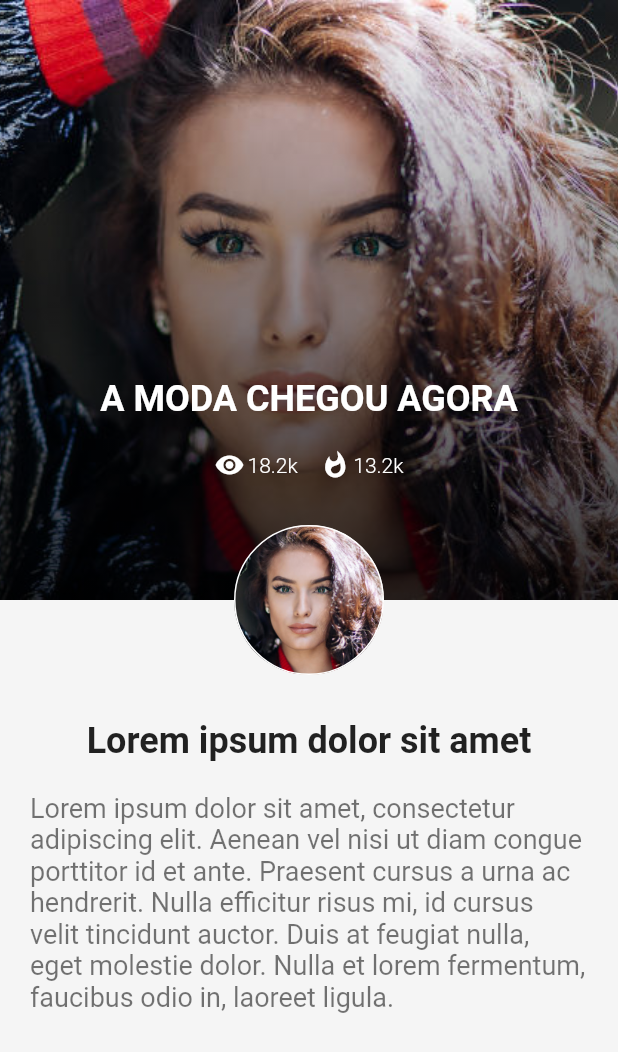
After one commit to GuilhermeVendramini/flutter-ecommerce, a Flutter app: the ExploreScreen screen opened by its route, after a tap on "Ray-Ban", on a phone screen of 412 x 824 dp. The commit adds this screen. Shown: the top 1052 px of the screen. Run offline on Flutter 3.47's test engine with Material 2 defaults, Android fonts, the phone set to English and light mode, and no system bars.

Commit message:
Detail screen

```diff
--- a/lib/src/app.dart
+++ b/lib/src/app.dart
@@ -53,6 +53,11 @@ class _RunMaterialAppState extends State<RunMaterialApp> {
           body2: TextStyle(
             fontWeight: FontWeight.w300,
           ),
+          display1: TextStyle(
+            color: Colors.white,
+            fontWeight: FontWeight.w600,
+            fontSize: 24.0,
+          ),
         ),
         canvasColor: ThemeData.dark().canvasColor.withOpacity(0.9),
         accentColor: Colors.white.withOpacity(0.8),
--- a/lib/src/screens/swipe_screen.dart
+++ b/lib/src/screens/swipe_screen.dart
@@ -15,7 +15,7 @@ class _SwipeScreenSate extends State<SwipeScreen> {
   @override
   Widget build(BuildContext context) {
     final double deviceWidth = MediaQuery.of(context).size.width;
-    final double targetWidth = deviceWidth > 650.0 ? 600.0 : deviceWidth * 0.95;
+    final double targetWidth = deviceWidth > 650.0 ? 600.0 : deviceWidth * 1;
     final _swipeData = Provider.of<SwipeService>(context);
 
     if (_swipeData.isSwipeLoaded == null) {
--- /dev/null
+++ b/lib/src/screens/trend_screen.dart
@@ -0,0 +1,204 @@
+import 'package:flutter/material.dart';
+
+class TrendScreen extends StatefulWidget {
+  //final int _trendId;
+
+  //TrendScreen(this._trendId);
+
+  @override
+  State<StatefulWidget> createState() {
+    return _TrendScreenState();
+  }
+}
+
+class _TrendScreenState extends State<TrendScreen> {
+  @override
+  Widget build(BuildContext context) {
+    final double topWidgetHeight = 400.0;
+    final double avatarRadius = 50.0;
+    final backgroundColor = Colors.grey[100];
+    return WillPopScope(
+      onWillPop: () async {
+        return true;
+      },
+      child: Scaffold(
+        backgroundColor: backgroundColor,
+        body: Container(
+          child: SingleChildScrollView(
+            child: Column(
+              children: <Widget>[
+                Stack(
+                  overflow: Overflow.visible,
+                  children: <Widget>[
+                    Container(
+                      padding: EdgeInsets.all(10.0),
+                      height: topWidgetHeight,
+                      //alignment: Alignment.center,
+                      decoration: BoxDecoration(
+                        image: DecorationImage(
+                          fit: BoxFit.cover,
+                          image: AssetImage(
+                            'assets/images/model-20.jpg',
+                          ),
+                        ),
+                      ),
+                      /* child: Column(
+                          mainAxisAlignment: MainAxisAlignment.end,
+                          children: <Widget>[
+                            Text('2019 SPRING STYLE ddfgd',
+                              style: Theme.of(context).textTheme.display1,
+                            ),
+                            SizedBox(
+                              height: 20.0,
+                            ),
+                            Row(
+                              mainAxisAlignment: MainAxisAlignment.center,
+                              children: <Widget>[
+                                Icon(
+                                  Icons.visibility,
+                                  size: 20.0,
+                                ),
+                                SizedBox(
+                                  width: 2.0,
+                                ),
+                                Text('11.8k'),
+                                SizedBox(
+                                  width: 15.0,
+                                ),
+                                Icon(
+                                  Icons.whatshot,
+                                  size: 20.0,
+                                ),
+                                SizedBox(
+                                  width: 2.0,
+                                ),
+                                Text('12k'),
+                              ],
+                            ),
+                            SizedBox(
+                              height: 20.0,
+                            ),
+                            Text('Adidas Oficial'),
+                            SizedBox(
+                              height: 60.0,
+                            ),
+                          ],
+                        ),*/
+                    ),
+                    Container(
+                      height: topWidgetHeight,
+                      decoration: BoxDecoration(
+                        gradient: LinearGradient(
+                          begin: FractionalOffset.topCenter,
+                          end: FractionalOffset.bottomCenter,
+                          colors: [
+                            Colors.transparent,
+                            Colors.black.withOpacity(0.8),
+                          ],
+                          stops: [
+                            0.0,
+                            1.0,
+                          ],
+                        ),
+                      ),
+                      child: Column(
+                        mainAxisAlignment: MainAxisAlignment.end,
+                        children: <Widget>[
+                          Text(
+                            'A MODA CHEGOU AGORA',
+                            style: Theme.of(context).textTheme.display1,
+                          ),
+                          SizedBox(
+                            height: 20.0,
+                          ),
+                          Row(
+                            mainAxisAlignment: MainAxisAlignment.center,
+                            children: <Widget>[
+                              Icon(
+                                Icons.visibility,
+                                size: 20.0,
+                              ),
+                              SizedBox(
+                                width: 2.0,
+                              ),
+                              Text('18.2k'),
+                              SizedBox(
+                                width: 15.0,
+                              ),
+                              Icon(
+                                Icons.whatshot,
+                                size: 20.0,
+                              ),
+                              SizedBox(
+                                width: 2.0,
+                              ),
+                              Text('13.2k'),
+                            ],
+                          ),
+                          SizedBox(
+                            height: 80.0,
+                          ),
+                        ],
+                      ),
+                    ),
+                    Positioned(
+                      child: Container(
+                        width: 100.0,
+                        height: 100.0,
+                        decoration: BoxDecoration(
+                          borderRadius: BorderRadius.circular(160.0),
+                          border: Border.all(color: Colors.white),
+                          image: DecorationImage(
+                            image: ExactAssetImage(
+                              'assets/images/model-20a.jpg',
+                            ),
+                            fit: BoxFit.cover,
+                          ),
+                        ),
+                      ),
+                      left: (MediaQuery.of(context).size.width / 2) -
+                          avatarRadius,
+                      top: topWidgetHeight - avatarRadius,
+                    ),
+                    SizedBox(
+                      height: 120.0,
+                    ),
+                  ],
+                ),
+                SizedBox(
+                  height: 60.0,
+                ),
+                Container(
+                    color: backgroundColor,
+                    padding: EdgeInsets.all(20.0),
+                    child: Column(
+                      children: <Widget>[
+                        Text(
+                          'Lorem ipsum dolor sit amet',
+                          style: TextStyle(
+                            color: Colors.black87,
+                            fontSize: 24.0,
+                            fontWeight: FontWeight.w600,
+                          ),
+                        ),
+                        SizedBox(
+                          height: 20.0,
+                        ),
+                        Text(
+                          'Lorem ipsum dolor sit amet, consectetur adipiscing elit. Aenean vel nisi ut diam congue porttitor id et ante. Praesent cursus a urna ac hendrerit. Nulla efficitur risus mi, id cursus velit tincidunt auctor. Duis at feugiat nulla, eget molestie dolor. Nulla et lorem fermentum, faucibus odio in, laoreet ligula.',
+                          style: TextStyle(
+                            color: Colors.black54,
+                            fontSize: 18.0,
+                            fontWeight: FontWeight.w400,
+                          ),
+                        ),
+                      ],
+                    )),
+              ],
+            ),
+          ),
+        ),
+      ),
+    );
+  }
+}
--- a/lib/src/widgets/components/base_card.dart
+++ b/lib/src/widgets/components/base_card.dart
@@ -93,7 +93,7 @@ BoxDecoration cardStackGradient = BoxDecoration(
     end: FractionalOffset.bottomCenter,
     colors: [
       Colors.transparent,
-      Colors.black.withOpacity(0.5),
+      Colors.black.withOpacity(0.8),
     ],
     stops: [
       0.0,
@@ -110,14 +110,10 @@ class CardTitle extends StatelessWidget {
   @override
   Widget build(BuildContext context) {
     return Container(
-      padding: EdgeInsets.all(20.0),
       alignment: Alignment.bottomLeft,
       child: Text(
         _title,
-        style: TextStyle(
-          fontSize: 24.0,
-          fontWeight: FontWeight.bold,
-        ),
+        style: Theme.of(context).textTheme.display1,
       ),
     );
   }
--- a/lib/src/widgets/components/feeds_card.dart
+++ b/lib/src/widgets/components/feeds_card.dart
@@ -38,6 +38,7 @@ class FeedsCard extends StatelessWidget {
           Stack(children: <Widget>[
             CardStackBackground(_item.image),
             Container(
+              padding: EdgeInsets.all(20.0),
               height: 300.0,
               decoration: cardStackGradient,
               child: Column(
@@ -45,8 +46,6 @@ class FeedsCard extends StatelessWidget {
                 children: <Widget>[
                   CardTitle(_item.title),
                   Container(
-                    padding:
-                    EdgeInsets.only(left: 20.0, right: 20.0, bottom: 20.0),
                     child: CardInteractivity(_item.views, _item.likes),
                   ),
                 ],
--- a/lib/src/widgets/components/trends_card.dart
+++ b/lib/src/widgets/components/trends_card.dart
@@ -1,5 +1,6 @@
 import 'package:flutter/material.dart';
 import 'package:flutter_ecommerce/src/models/trend_model.dart';
+import 'package:flutter_ecommerce/src/screens/trend_screen.dart';
 import 'package:flutter_ecommerce/src/widgets/components/base_card.dart';
 
 class TrendsCard extends StatelessWidget {
@@ -9,7 +10,12 @@ class TrendsCard extends StatelessWidget {
 
   @override
   Widget build(BuildContext context) {
-    return Card(
+    return GestureDetector(
+      onTap: () {
+        Route route = MaterialPageRoute(builder: (context) => TrendScreen());
+        Navigator.push(context, route);
+      },
+      child: Card(
         shape: RoundedRectangleBorder(
           borderRadius: BorderRadius.all(Radius.circular(4.0)),
           side: BorderSide(width: 0.0),
@@ -38,15 +44,17 @@ class TrendsCard extends StatelessWidget {
             Stack(children: <Widget>[
               CardStackBackground(_item.image),
               Container(
+                padding: EdgeInsets.all(20.0),
                 height: 300.0,
                 decoration: cardStackGradient,
                 child: Column(
                   mainAxisAlignment: MainAxisAlignment.end,
                   children: <Widget>[
                     CardTitle(_item.title),
+                    SizedBox(
+                      height: 10.0,
+                    ),
                     Container(
-                    padding:
-                        EdgeInsets.only(left: 20.0, right: 20.0, bottom: 20.0),
                       child: CardInteractivity(_item.views, _item.likes),
                     ),
                   ],
@@ -55,6 +63,7 @@ class TrendsCard extends StatelessWidget {
             ]),
           ],
         ),
+      ),
     );
   }
 }
```
Lines whose indentation alone changed are shown as unchanged.
